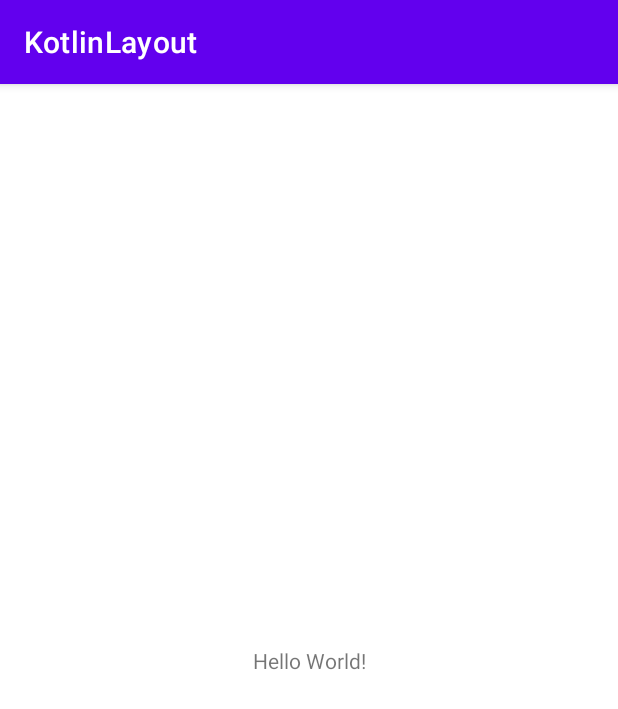
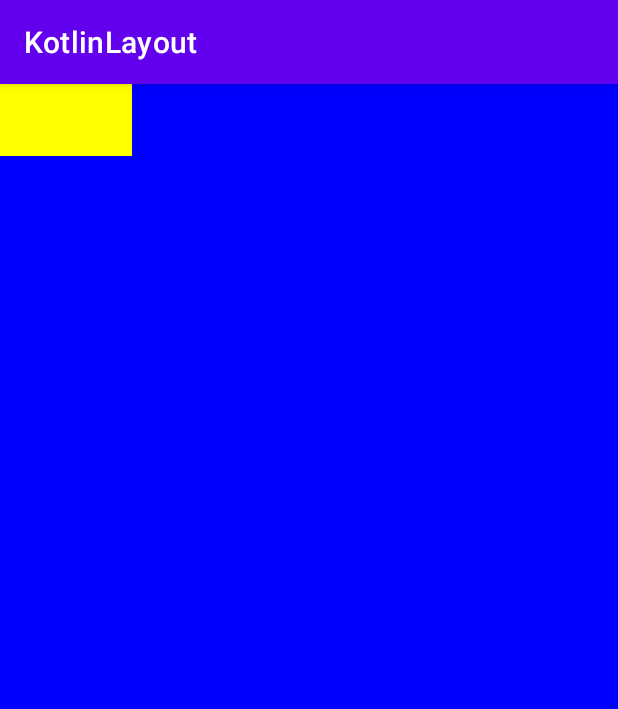
Before and after one commit to i1d9/ConstraitSets, an Android app: the screen it shows after launch (MainActivity), on a phone screen of 412 x 824 dp. Shown: the top 709 px of the screen. Run offline under Robolectric (Android 15) with nearby library versions, the phone set to English and light mode, and no system bars; 1 statement that could not run was skipped.

Commit message:
Background Color Changed

```diff
--- a/app/src/main/java/com/ebookfrenzy/kotlinlayout/MainActivity.kt
+++ b/app/src/main/java/com/ebookfrenzy/kotlinlayout/MainActivity.kt
@@ -1,11 +1,28 @@
 package com.ebookfrenzy.kotlinlayout
 
+import android.graphics.Color
 import androidx.appcompat.app.AppCompatActivity
 import android.os.Bundle
 
+import androidx.constraintlayout.widget.ConstraintLayout
+import android.widget.Button
+import android.widget.EditText
 class MainActivity : AppCompatActivity() {
     override fun onCreate(savedInstanceState: Bundle?) {
         super.onCreate(savedInstanceState)
-        setContentView(R.layout.activity_main)
+
+        configureLayout()
+    }
+
+    private fun configureLayout() {
+        val myButton = Button(this)
+        myButton.text = getString(R.string.press_me)
+        myButton.setBackgroundColor(Color.YELLOW)
+
+        val myLayout = ConstraintLayout(this)
+        myLayout.setBackgroundColor(Color.BLUE)
+
+        myLayout.addView(myButton)
+        setContentView(myLayout)
     }
 }
```
